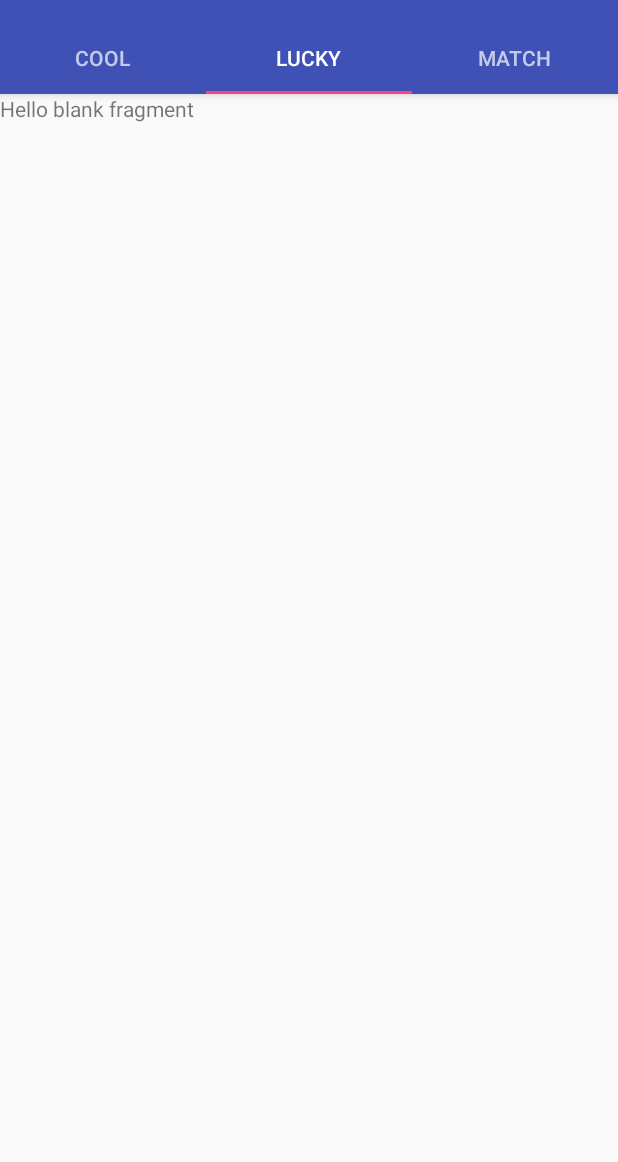
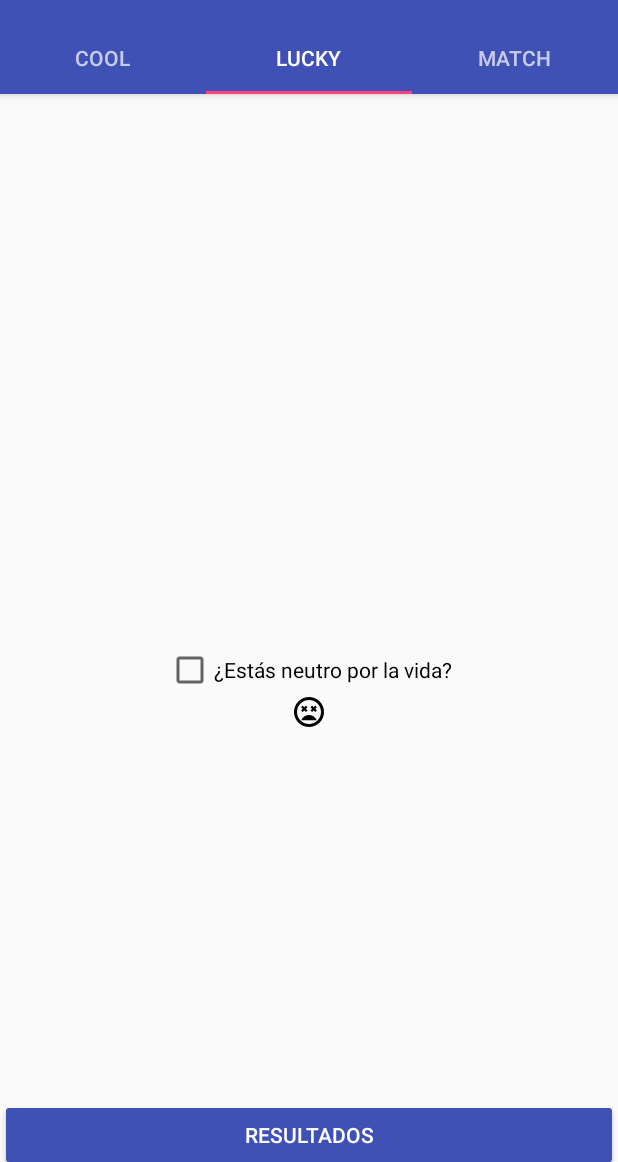
Before and after one commit to Maiclear/ShrinkQuizz, an Android app: the screen it shows after launch (MainActivity), tab 2 chosen, on a phone screen of 412 x 824 dp, the part 74-1236 px from its top. Run offline under Robolectric (Android 15) with nearby library versions, the phone set to English and light mode, and no system bars.

Commit message:
ADD: lucky fragment working

```diff
--- a/app/src/main/java/com/desafiolatam/shrinkquizz/views/LuckyFragment.java
+++ b/app/src/main/java/com/desafiolatam/shrinkquizz/views/LuckyFragment.java
@@ -2,15 +2,23 @@ package com.desafiolatam.shrinkquizz.views;
 
 
 import android.os.Bundle;
+import android.support.annotation.Nullable;
 import android.support.v4.app.Fragment;
+import android.support.v7.app.AlertDialog;
 import android.view.LayoutInflater;
 import android.view.View;
 import android.view.ViewGroup;
+import android.widget.Button;
+import android.widget.CheckBox;
+import android.widget.CompoundButton;
 
 import com.desafiolatam.shrinkquizz.R;
+import com.desafiolatam.shrinkquizz.data.LuckyResult;
 
 
 public class LuckyFragment extends Fragment {
+
+    private CheckBox luckyCb, moodCb;
 
     public static LuckyFragment newInstance() {
         return new LuckyFragment();
@@ -28,4 +36,39 @@ public class LuckyFragment extends Fragment {
         return inflater.inflate(R.layout.fragment_lucky, container, false);
     }
 
+    @Override
+    public void onViewCreated(View view, @Nullable Bundle savedInstanceState) {
+        super.onViewCreated(view, savedInstanceState);
+        luckyCb = (CheckBox) view.findViewById(R.id.luckyCb);
+        moodCb = (CheckBox) view.findViewById(R.id.moodCb);
+
+        luckyCb.setOnCheckedChangeListener(new CompoundButton.OnCheckedChangeListener() {
+            @Override
+            public void onCheckedChanged(CompoundButton compoundButton, boolean b) {
+                moodCb.setChecked(b);
+            }
+        });
+
+        Button resultBtn = (Button) view.findViewById(R.id.resultBtn);
+        resultBtn.setOnClickListener(new View.OnClickListener() {
+            @Override
+            public void onClick(View view) {
+                showResult();
+
+            }
+        });
+
+
+    }
+
+    private void showResult() {
+
+        LuckyResult luckyResult = new LuckyResult(luckyCb.isChecked());
+
+        AlertDialog.Builder alertDialog = new AlertDialog.Builder(getContext());
+        alertDialog.setMessage(luckyResult.details());
+        alertDialog.show();
+
+
+    }
 }
--- /dev/null
+++ b/app/src/main/res/drawable/cb_mood.xml
@@ -0,0 +1,5 @@
+<?xml version="1.0" encoding="utf-8"?>
+<selector xmlns:android="http://schemas.android.com/apk/res/android">
+    <item android:state_checked="true" android:drawable="@mipmap/ic_sentiment_neutral_black_24dp"  />
+    <item android:state_checked="false" android:drawable="@mipmap/ic_sentiment_very_dissatisfied_black_24dp" />
+</selector>
--- a/app/src/main/res/layout/fragment_lucky.xml
+++ b/app/src/main/res/layout/fragment_lucky.xml
@@ -1,13 +1,27 @@
-<FrameLayout xmlns:android="http://schemas.android.com/apk/res/android"
+<RelativeLayout xmlns:android="http://schemas.android.com/apk/res/android"
     xmlns:tools="http://schemas.android.com/tools"
     android:layout_width="match_parent"
     android:layout_height="match_parent"
+    android:paddingBottom="50dp"
     tools:context="com.desafiolatam.shrinkquizz.views.LuckyFragment">
 
-    <!-- TODO: Update blank fragment layout -->
-    <TextView
-        android:layout_width="match_parent"
-        android:layout_height="match_parent"
-        android:text="@string/hello_blank_fragment" />
 
-</FrameLayout>
+    <CheckBox
+        android:id="@+id/luckyCb"
+        android:layout_width="wrap_content"
+        android:layout_height="wrap_content"
+        android:layout_centerInParent="true"
+        android:text="¿Estás neutro por la vida?" />
+
+    <CheckBox
+        android:id="@+id/moodCb"
+        android:layout_width="wrap_content"
+        android:layout_height="wrap_content"
+        android:layout_below="@+id/luckyCb"
+        android:layout_centerHorizontal="true"
+        android:button="@drawable/cb_mood"
+        android:enabled="false" />
+
+    <include layout="@layout/result_btn" />
+
+</RelativeLayout>
```
Also changed, not shown: app/src/main/java/com/desafiolatam/shrinkquizz/data/LuckyAnswer.java (added, +49 -0 lines), app/src/main/java/com/desafiolatam/shrinkquizz/data/LuckyResult.java (added, +31 -0 lines), app/src/main/res/mipmap-hdpi/ic_sentiment_neutral_black_24dp.png (added), app/src/main/res/mipmap-hdpi/ic_sentiment_very_dissatisfied_black_24dp.png (added), app/src/main/res/mipmap-mdpi/ic_sentiment_neutral_black_24dp.png (added), app/src/main/res/mipmap-mdpi/ic_sentiment_very_dissatisfied_black_24dp.png (added), app/src/main/res/mipmap-xhdpi/ic_sentiment_neutral_black_24dp.png (added), app/src/main/res/mipmap-xhdpi/ic_sentiment_very_dissatisfied_black_24dp.png (added), app/src/main/res/mipmap-xxhdpi/ic_sentiment_neutral_black_24dp.png (added), app/src/main/res/mipmap-xxhdpi/ic_sentiment_very_dissatisfied_black_24dp.png (added), app/src/main/res/mipmap-xxxhdpi/ic_sentiment_neutral_black_24dp.png (added), app/src/main/res/mipmap-xxxhdpi/ic_sentiment_very_dissatisfied_black_24dp.png (added).
